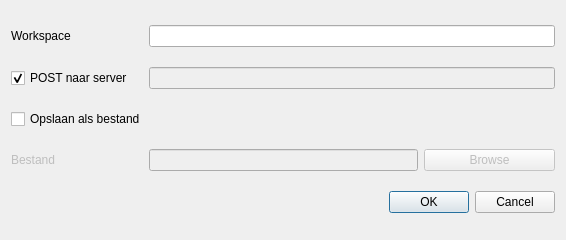
rduivenvoorde/projectsldplugin, file ui_projectsldplugin.ui: the form before one commit.
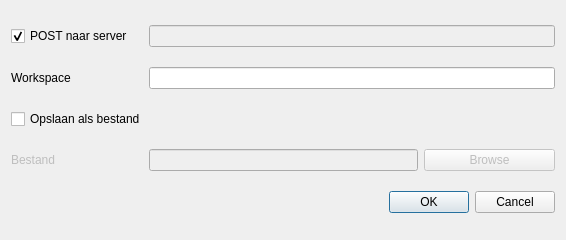
The form after the commit.

```diff
--- a/ui_projectsldplugin.ui
+++ b/ui_projectsldplugin.ui
@@ -81,14 +81,14 @@
      </property>
     </widget>
    </item>
-   <item row="2" column="1">
-    <widget class="QLabel" name="label_2">
+   <item row="4" column="1">
+    <widget class="QLabel" name="lbl_workspace">
      <property name="text">
       <string>Workspace</string>
      </property>
     </widget>
    </item>
-   <item row="2" column="2" colspan="3">
+   <item row="4" column="2" colspan="3">
     <widget class="QLineEdit" name="le_workspace">
      <property name="text">
       <string/>
```
